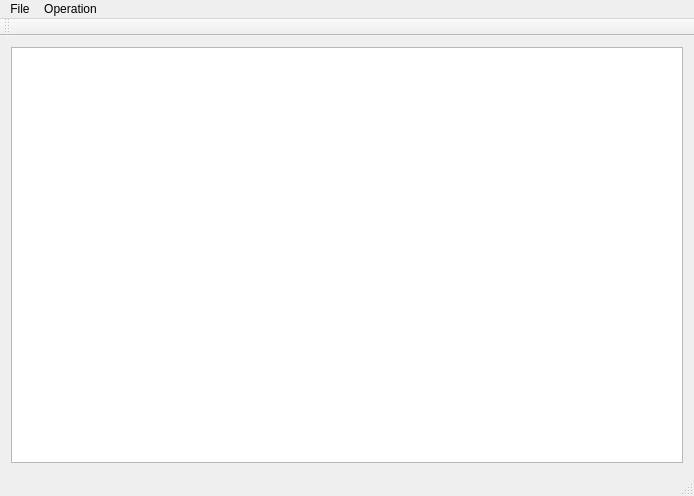
GhostatSpirit/ComputerVision2017, file TinyPhotoshop/mainwindow.ui: the form before one commit.
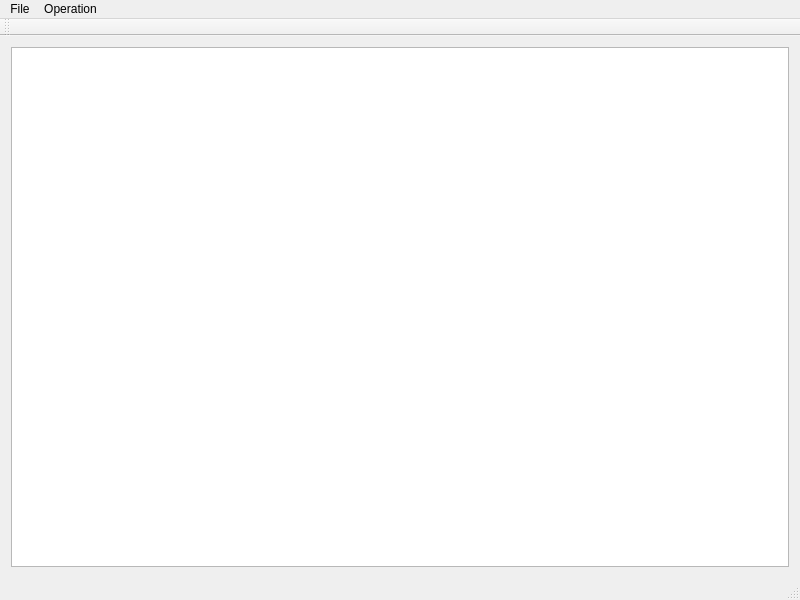
The form after the commit.

What changed in the file:
```diff
--- a/TinyPhotoshop/mainwindow.ui
+++ b/TinyPhotoshop/mainwindow.ui
@@ -6,8 +6,8 @@
    <rect>
     <x>0</x>
     <y>0</y>
-    <width>694</width>
-    <height>496</height>
+    <width>800</width>
+    <height>600</height>
    </rect>
   </property>
   <property name="windowTitle">
@@ -32,7 +32,7 @@
     <rect>
      <x>0</x>
      <y>0</y>
-     <width>694</width>
+     <width>800</width>
      <height>21</height>
     </rect>
    </property>
```
Left out of the diff: 12 changed lines with no effect on the pictures.
